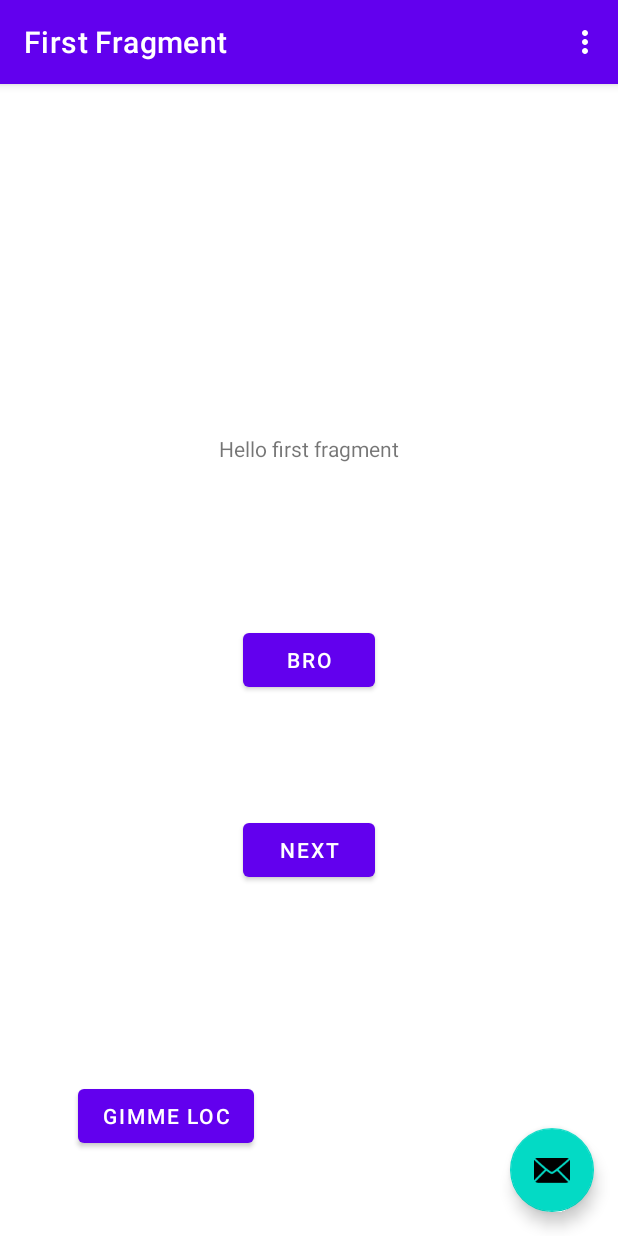
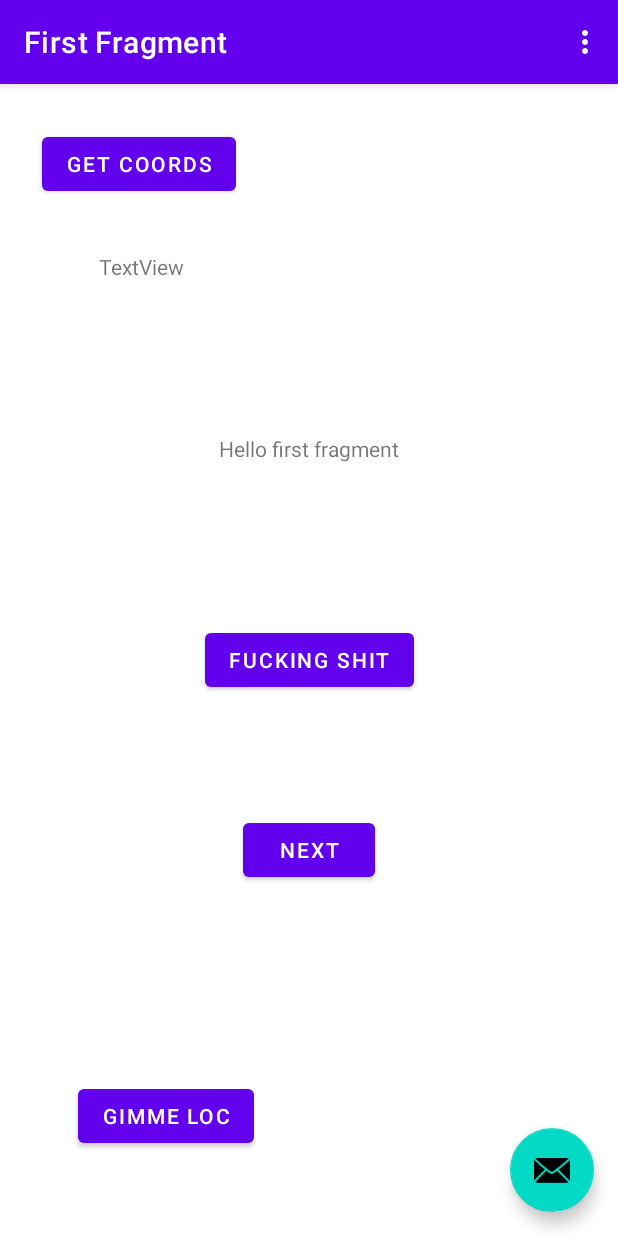
Before and after one commit to JMack21/cruzhacks23, an Android app: the screen it shows after launch (MainActivity), after a tap on "GIMME LOC", on a phone screen of 412 x 824 dp. Run offline under Robolectric (Android 15) with nearby library versions, the phone set to English and light mode, and no system bars; our stand-ins replace navigation-ui; 1 statement that could not run was skipped.

Commit message:
-Added some testing buttons

```diff
--- a/silvertrails/app/src/main/java/com/pascalcase/silvertrails/FirstFragment.java
+++ b/silvertrails/app/src/main/java/com/pascalcase/silvertrails/FirstFragment.java
@@ -15,6 +15,11 @@ import androidx.fragment.app.Fragment;
 import androidx.navigation.fragment.NavHostFragment;
 
 import com.pascalcase.silvertrails.databinding.FragmentFirstBinding;
+
+import java.util.ArrayList;
+import java.util.Arrays;
+import java.util.Stack;
+import java.util.Vector;
 
 public class FirstFragment extends Fragment
 {
@@ -50,13 +55,20 @@ public class FirstFragment extends Fragment
             @Override
             public void onClick(View view)
             {
-                binding.bungusButton.setText("bro");
+                System.out.println("~~~ D E B U G ~~~: Clicked requestLocButton");
 
-                boolean hasCourseLocPerm = mainActivity.checkIfAlreadyHavePerm(Manifest.permission.ACCESS_COARSE_LOCATION);
-                boolean hasFineLocPerm = mainActivity.checkIfAlreadyHavePerm(Manifest.permission.ACCESS_FINE_LOCATION);
+                mainActivity.requestLocationPermsIfNeeded();
+            }
+        });
 
+        binding.getCoordsButton.setOnClickListener(new View.OnClickListener()
+        {
+            @Override
+            public void onClick(View view)
+            {
+                System.out.println("~~~ D E B U G ~~~: Clicked getCoordsButton");
 
-                System.out.println("~~~ D E B U G ~~~: Clicked thingy");
+                binding.coordsTextview.setText("Coords: your mom");
             }
         });
     }
--- a/silvertrails/app/src/main/java/com/pascalcase/silvertrails/MainActivity.java
+++ b/silvertrails/app/src/main/java/com/pascalcase/silvertrails/MainActivity.java
@@ -22,11 +22,23 @@ import com.pascalcase.silvertrails.databinding.ActivityMainBinding;
 import android.view.Menu;
 import android.view.MenuItem;
 
+import java.util.Arrays;
+import java.util.Vector;
+
 public class MainActivity extends AppCompatActivity
 {
 
     private AppBarConfiguration appBarConfiguration;
     private ActivityMainBinding binding;
+
+    public final boolean hasCourseLocationPerm;
+    public final boolean hasFineLocationPerm;
+
+    public MainActivity()
+    {
+        this.hasCourseLocationPerm = false;
+        this.hasFineLocationPerm = false;
+    }
 
     @Override
     protected void onCreate(Bundle savedInstanceState)
@@ -47,8 +59,7 @@ public class MainActivity extends AppCompatActivity
             @Override
             public void onClick(View view)
             {
-                Snackbar.make(view, "Haha weeee", Snackbar.LENGTH_LONG)
-                        .setAction("Action", null).show();
+                Snackbar.make(view, "Haha weeee", Snackbar.LENGTH_LONG).setAction("Action", null).show();
             }
         });
     }
@@ -85,15 +96,17 @@ public class MainActivity extends AppCompatActivity
         return NavigationUI.navigateUp(navController, appBarConfiguration) || super.onSupportNavigateUp();
     }
 
+    ///// REQUESTING PERMISSIONS /////
+
     // Custom method
-    public boolean checkIfAlreadyHavePerm(String perm)
+    private boolean checkIfAlreadyHavePerm(String perm)
     {
         int result = ContextCompat.checkSelfPermission(this, perm);
         return result == PackageManager.PERMISSION_GRANTED;
     }
 
     // Custom method
-    public void requestForPerm(String[] perms)
+    private void requestForPerms(String[] perms)
     {
         ActivityCompat.requestPermissions(this, perms, 101);
     }
@@ -117,4 +130,22 @@ public class MainActivity extends AppCompatActivity
                 super.onRequestPermissionsResult(requestCode, permissions, grantResults);
         }
     }
+
+    // Custom method
+    public void requestLocationPermsIfNeeded()
+    {
+        boolean hasCourseLocPerm = checkIfAlreadyHavePerm(Manifest.permission.ACCESS_COARSE_LOCATION);
+        boolean hasFineLocPerm = checkIfAlreadyHavePerm(Manifest.permission.ACCESS_FINE_LOCATION);
+
+        String[] permsNeeded;
+        {
+            Vector<String> permsNeededPre = new Vector<String>();
+            if (!hasCourseLocPerm) { permsNeededPre.add(Manifest.permission.ACCESS_COARSE_LOCATION); }
+            if (!hasFineLocPerm) { permsNeededPre.add(Manifest.permission.ACCESS_FINE_LOCATION); }
+            permsNeeded = new String[permsNeededPre.size()];
+            permsNeeded = permsNeededPre.toArray(permsNeeded);
+        }
+
+        requestForPerms(permsNeeded);
+    }
 }
--- a/silvertrails/app/src/main/res/layout/fragment_first.xml
+++ b/silvertrails/app/src/main/res/layout/fragment_first.xml
@@ -48,4 +48,24 @@
         app:layout_constraintBottom_toBottomOf="parent"
         app:layout_constraintStart_toStartOf="parent" />
 
+    <Button
+        android:id="@+id/get_coords_button"
+        android:layout_width="wrap_content"
+        android:layout_height="wrap_content"
+        android:layout_marginStart="28dp"
+        android:layout_marginTop="29dp"
+        android:text="Get Coords"
+        app:layout_constraintStart_toStartOf="parent"
+        app:layout_constraintTop_toTopOf="parent" />
+
+    <TextView
+        android:id="@+id/coords_textview"
+        android:layout_width="wrap_content"
+        android:layout_height="wrap_content"
+        android:layout_marginStart="66dp"
+        android:layout_marginTop="112dp"
+        android:text="TextView"
+        app:layout_constraintStart_toStartOf="parent"
+        app:layout_constraintTop_toTopOf="parent" />
+
 </androidx.constraintlayout.widget.ConstraintLayout>
```
